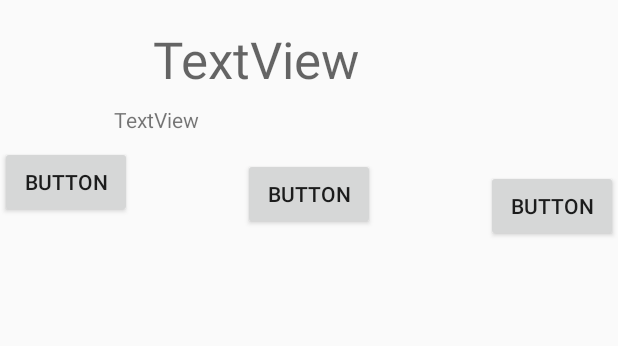
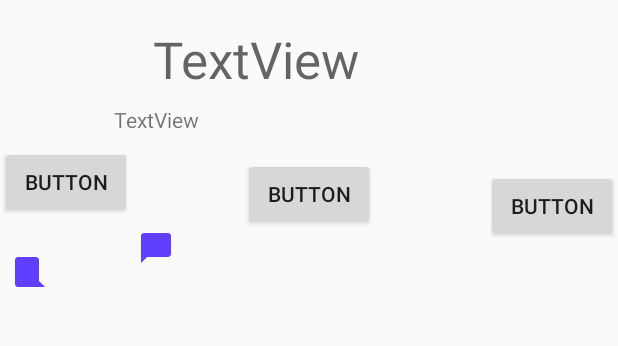
Before and after one commit to chandragithub2014/KotlinTemplates, an Android app: the screen it shows after launch (MainActivity), on a phone screen of 412 x 824 dp, the part 376-722 px from its top. Run offline under Robolectric (Android 15) with nearby library versions, the phone set to English and light mode, and no system bars.

Commit message:
updated with constraint layout

```diff
--- a/ConstraintTest/app/build.gradle
+++ b/ConstraintTest/app/build.gradle
@@ -8,7 +8,7 @@ android {
     compileSdkVersion 28
     defaultConfig {
         applicationId "test.constr.constrainttest"
-        minSdkVersion 25
+        minSdkVersion 23
         targetSdkVersion 28
         versionCode 1
         versionName "1.0"
--- /dev/null
+++ b/ConstraintTest/app/src/main/res/drawable/ic_chat_bubble_black_24dp.xml
@@ -0,0 +1,5 @@
+<vector android:height="24dp" android:tint="#613FFF"
+    android:viewportHeight="24.0" android:viewportWidth="24.0"
+    android:width="24dp" xmlns:android="http://schemas.android.com/apk/res/android">
+    <path android:fillColor="#FF000000" android:pathData="M20,2H4c-1.1,0 -2,0.9 -2,2v18l4,-4h14c1.1,0 2,-0.9 2,-2V4c0,-1.1 -0.9,-2 -2,-2z"/>
+</vector>
--- a/ConstraintTest/app/src/main/res/layout/activity_main.xml
+++ b/ConstraintTest/app/src/main/res/layout/activity_main.xml
@@ -3,7 +3,7 @@
     xmlns:app="http://schemas.android.com/apk/res-auto"
     xmlns:tools="http://schemas.android.com/tools"
     android:layout_width="match_parent"
-    android:layout_height="match_parent"
+    android:layout_height="wrap_content"
     tools:context=".MainActivity">
 
     <ImageView
@@ -102,4 +102,24 @@
         app:layout_constraintStart_toEndOf="@+id/button8"
         app:layout_constraintTop_toTopOf="@+id/button8" />
 
+    <ImageView
+        android:id="@+id/imageView3"
+        android:layout_width="wrap_content"
+        android:layout_height="wrap_content"
+        android:layout_marginStart="92dp"
+        app:layout_constraintStart_toStartOf="parent"
+        app:layout_constraintTop_toBottomOf="@+id/button8"
+        app:srcCompat="@drawable/ic_chat_bubble_black_24dp" />
+
+    <ImageView
+        android:id="@+id/imageView4"
+        android:layout_width="wrap_content"
+        android:layout_height="wrap_content"
+        android:layout_marginStart="8dp"
+        android:layout_marginTop="8dp"
+        app:layout_constraintStart_toStartOf="parent"
+        app:layout_constraintTop_toBottomOf="@+id/button9"
+        app:srcCompat="@drawable/ic_chat_bubble_black_24dp"
+        android:rotation="270"/>
+
 </android.support.constraint.ConstraintLayout>
```
